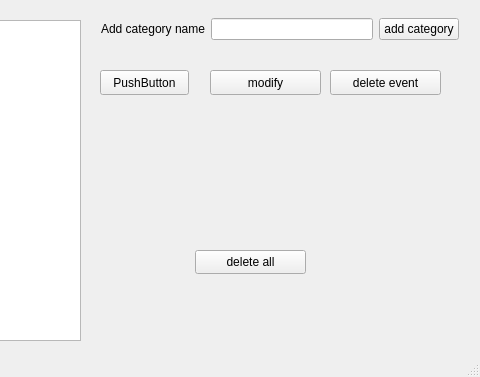
The window that mainwindow.ui (Rorschach742/wunderlist) describes before a commit, drawn with Qt 5; both pictures show x 590 to 1070 and y 0 to 377 of the 1070 by 377 pixel window.
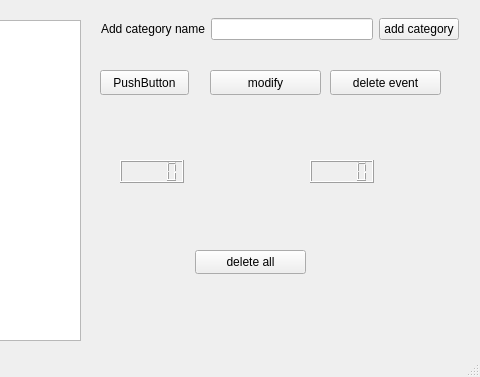
The same window after the commit.

What changed in the file:
```diff
--- a/mainwindow.ui
+++ b/mainwindow.ui
@@ -102,7 +102,7 @@
      <string>delete all</string>
     </property>
    </widget>
-   <widget class="QWidget" name="">
+   <widget class="QWidget" name="layoutWidget">
     <property name="geometry">
      <rect>
       <x>680</x>
@@ -135,6 +135,26 @@
      </item>
     </layout>
    </widget>
+   <widget class="QLCDNumber" name="lcdNumber">
+    <property name="geometry">
+     <rect>
+      <x>710</x>
+      <y>160</y>
+      <width>64</width>
+      <height>23</height>
+     </rect>
+    </property>
+   </widget>
+   <widget class="QLCDNumber" name="lcdNumber_2">
+    <property name="geometry">
+     <rect>
+      <x>900</x>
+      <y>160</y>
+      <width>64</width>
+      <height>23</height>
+     </rect>
+    </property>
+   </widget>
   </widget>
   <widget class="QMenuBar" name="menuBar">
    <property name="geometry">
```
